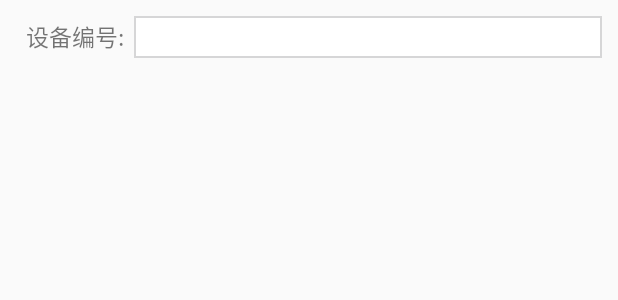
After one commit to zhouzhenfei8888/sampling, an Android app: the layout frag_imei.xml on its own in the app's theme, with its tools: preview values and no code run, on a phone screen of 412 x 824 dp. The commit adds this screen. Shown: the top 300 px of the screen. Run offline under Robolectric (Android 15) with nearby library versions, the phone set to English and light mode, and no system bars.

Commit message:
添加设备imei号

```diff
--- a/app/src/main/java/com/sampling/Fragment/CaiyangDetailFrag.java
+++ b/app/src/main/java/com/sampling/Fragment/CaiyangDetailFrag.java
@@ -1,7 +1,6 @@
 package com.sampling.Fragment;
 
 import android.app.AlertDialog;
-import android.app.Dialog;
 import android.content.Context;
 import android.graphics.Bitmap;
 import android.graphics.Canvas;
@@ -11,7 +10,6 @@ import android.os.Bundle;
 import android.posapi.PosApi;
 import android.posapi.PrintQueue;
 import android.util.Log;
-import android.view.LayoutInflater;
 import android.view.View;
 import android.widget.EditText;
 import android.widget.GridView;
@@ -36,7 +34,6 @@ import com.sampling.Service.ScanService;
 import com.sampling.dao.DaoSession;
 import com.sampling.dao.SamplingBeanDao;
 
-import org.apache.http.util.EncodingUtils;
 import org.greenrobot.greendao.query.QueryBuilder;
 
 import java.io.File;
@@ -90,7 +87,7 @@ public class CaiyangDetailFrag extends UltimateFragment {
         ivSign = findViewById(R.id.iv_sign);
         ivGiveSign = findViewById(R.id.iv_give_sign);
         tvBoothNo = findViewById(R.id.tv_booth_no);
-        tvMarketName = findViewById(R.id.tv_market_name);
+        tvMarketName = findViewById(R.id.tv_imei);
         tvDetail = findViewById(R.id.tv_detail);
         gv = findViewById(R.id.gv_photo);
         lineImages = findViewById(R.id.lin_images);
--- a/app/src/main/java/com/sampling/Fragment/LoginFrag.java
+++ b/app/src/main/java/com/sampling/Fragment/LoginFrag.java
@@ -18,7 +18,6 @@ import com.sampling.Common.CommonInfo;
 import com.sampling.MainActivity;
 import com.sampling.R;
 import com.tbruyelle.rxpermissions2.RxPermissions;
-import com.tencent.bugly.crashreport.CrashReport;
 
 import java.util.Map;
 
@@ -114,5 +113,9 @@ public class LoginFrag extends UltimateNetFrag {
                 }
             }
         });
+        int imei = (int) UltimatePreferenceHelper.get("CommonInfo", new String[]{"imei"}).get("imei");
+        if (imei == 0) {
+            UltimatePreferenceHelper.editPreference("CommonInfo", new String[]{"imei"}, new Object[]{"123456"});
+        }
     }
 }
--- a/app/src/main/res/layout/frag_addcaiyang.xml
+++ b/app/src/main/res/layout/frag_addcaiyang.xml
@@ -245,7 +245,7 @@
                 android:text="菜市场名：" />
 
             <TextView
-                android:id="@+id/tv_market_name"
+                android:id="@+id/tv_imei"
                 android:layout_width="match_parent"
                 android:layout_height="wrap_content"
                 android:layout_weight="1"
--- a/app/src/main/res/layout/frag_caiyangdetail.xml
+++ b/app/src/main/res/layout/frag_caiyangdetail.xml
@@ -248,7 +248,7 @@
                 android:text="菜市场名：" />
 
             <TextView
-                android:id="@+id/tv_market_name"
+                android:id="@+id/tv_imei"
                 android:layout_width="match_parent"
                 android:layout_height="wrap_content"
                 android:layout_weight="1"
--- /dev/null
+++ b/app/src/main/res/layout/frag_imei.xml
@@ -0,0 +1,36 @@
+<?xml version="1.0" encoding="utf-8"?>
+<LinearLayout xmlns:android="http://schemas.android.com/apk/res/android"
+    android:layout_width="match_parent"
+    android:layout_height="match_parent"
+    android:orientation="vertical">
+
+    <LinearLayout
+        android:layout_width="match_parent"
+        android:layout_height="wrap_content"
+        android:layout_margin="5dp"
+        android:gravity="center_vertical"
+        android:padding="5dp">
+
+        <TextView
+            android:layout_width="match_parent"
+            android:layout_height="match_parent"
+            android:layout_weight="8"
+            android:gravity="center"
+            android:text="设备编号:"
+            android:textSize="15sp" />
+
+        <EditText
+            android:id="@+id/ed_imei"
+            android:layout_width="match_parent"
+            android:layout_height="wrap_content"
+            android:paddingLeft="5dp"
+            android:paddingRight="5dp"
+            android:layout_weight="2"
+            android:paddingTop="3dp"
+            android:paddingBottom="3dp"
+            android:textSize="15sp"
+            android:inputType="number"
+            android:textColor="@color/black90"
+            android:background="@drawable/editbg" />
+    </LinearLayout>
+</LinearLayout>
```
Also changed, not shown: app/src/main/java/com/sampling/Fragment/AddCaiyangBeanFrag.java (+7 -5 lines), app/src/main/java/com/sampling/Fragment/AddCaiyangFrag.java (+5 -5 lines), app/src/main/java/com/sampling/Fragment/ImeiFrag.java (added, +40 -0 lines), app/src/main/java/com/sampling/Fragment/SettingFrag.java (+16 -9 lines), app/src/main/res/layout/frag_setting.xml (+3 -4 lines).
